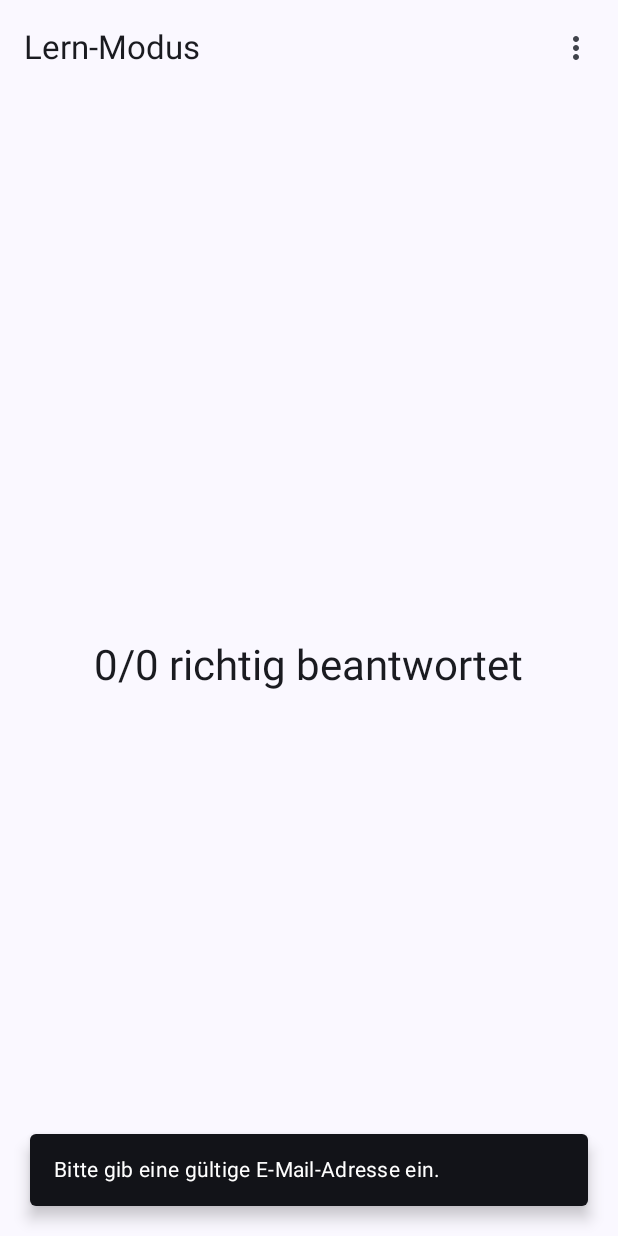
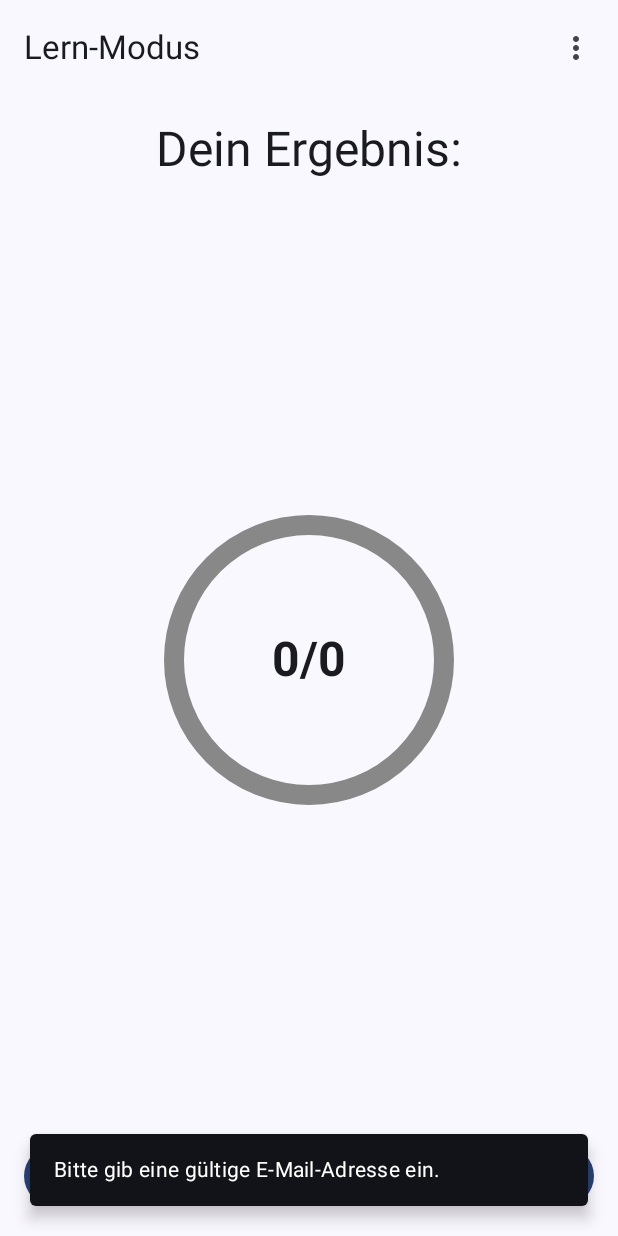
Before and after one commit to ann-russo/PhysioQuest, an Android app built with Jetpack Compose: the LernmodusScreen screen opened through its navigation route, on a phone screen of 412 x 824 dp. Run offline under Robolectric (Android 15) with nearby library versions, the phone set to English and light mode, and no system bars; our stand-ins replace Dagger/Hilt's generated code, Firebase (no records; nobody signed in at launch, a user with empty details on screens opened directly).

Commit message:
Lernmodus - adjusted functionality to enable selection of multiple answers, added a new results screen

```diff
--- a/app/src/main/java/com/example/physioquest/common/util/ModifierUtil.kt
+++ b/app/src/main/java/com/example/physioquest/common/util/ModifierUtil.kt
@@ -39,5 +39,5 @@ fun Modifier.card(): Modifier {
 }
 
 fun Modifier.antwortCard(): Modifier {
-    return this.padding(8.dp).width(150.dp).height(120.dp)
+    return this.padding(8.dp).width(150.dp).height(95.dp)
 }
--- /dev/null
+++ b/app/src/main/java/com/example/physioquest/screens/lernmodus/ResultsScreen.kt
@@ -0,0 +1,111 @@
+package com.example.physioquest.screens.lernmodus
+
+import androidx.compose.foundation.Canvas
+import androidx.compose.foundation.layout.Box
+import androidx.compose.foundation.layout.Column
+import androidx.compose.foundation.layout.Spacer
+import androidx.compose.foundation.layout.fillMaxSize
+import androidx.compose.foundation.layout.fillMaxWidth
+import androidx.compose.foundation.layout.padding
+import androidx.compose.foundation.layout.size
+import androidx.compose.foundation.layout.wrapContentWidth
+import androidx.compose.foundation.rememberScrollState
+import androidx.compose.foundation.verticalScroll
+import androidx.compose.material.icons.Icons
+import androidx.compose.material.icons.filled.Close
+import androidx.compose.material3.Button
+import androidx.compose.material3.ButtonDefaults
+import androidx.compose.material3.Icon
+import androidx.compose.material3.MaterialTheme
+import androidx.compose.material3.Text
+import androidx.compose.runtime.Composable
+import androidx.compose.ui.Alignment
+import androidx.compose.ui.Modifier
+import androidx.compose.ui.graphics.Color
+import androidx.compose.ui.graphics.drawscope.Stroke
+import androidx.compose.ui.res.stringResource
+import androidx.compose.ui.text.font.FontWeight
+import androidx.compose.ui.unit.dp
+import com.example.physioquest.HOME_SCREEN
+import com.example.physioquest.R.string as AppText
+
+@Composable
+fun ResultsScreen(correct: Int, total: Int, openScreen: (String) -> Unit) {
+    Column(
+        modifier = Modifier
+            .fillMaxSize()
+            .verticalScroll(rememberScrollState())
+            .padding(horizontal = 16.dp)
+    ) {
+        Text(
+            text = stringResource(AppText.results),
+            style = MaterialTheme.typography.headlineLarge,
+            modifier = Modifier
+                .wrapContentWidth()
+                .align(Alignment.CenterHorizontally)
+                .padding(vertical = 16.dp)
+        )
+        Box(
+            modifier = Modifier
+                .fillMaxWidth()
+                .weight(1f)
+                .padding(vertical = 16.dp),
+            contentAlignment = Alignment.Center
+        ) {
+            MedalBadge(correct, total)
+        }
+        Button(
+            onClick = { openScreen(HOME_SCREEN) },
+            modifier = Modifier
+                .align(Alignment.CenterHorizontally)
+                .fillMaxWidth()
+                .padding(vertical = 16.dp)
+        ) {
+            Icon(
+                Icons.Filled.Close,
+                contentDescription = stringResource(AppText.finish),
+                modifier = Modifier.size(ButtonDefaults.IconSize)
+            )
+            Spacer(Modifier.size(ButtonDefaults.IconSpacing))
+            Text(stringResource(AppText.finish).uppercase())
+        }
+    }
+}
+
+@Composable
+fun MedalBadge(correct: Int, total: Int) {
+    val progress = correct.toFloat() / total.toFloat()
+    val angle = progress * 360f
+
+    Box(
+        modifier = Modifier.size(200.dp),
+        contentAlignment = Alignment.Center
+    ) {
+        Canvas(modifier = Modifier.size(180.dp)) {
+            val radius = size.minDimension / 2
+            val strokeWidth = 20f
+
+            // Draw the background circle
+            drawCircle(
+                color = Color.Gray,
+                radius = radius,
+                style = Stroke(strokeWidth)
+            )
+
+            // Draw the progress arc
+            drawArc(
+                color = Color.Green,
+                startAngle = -90f,
+                sweepAngle = angle,
+                useCenter = false,
+                style = Stroke(strokeWidth)
+            )
+        }
+
+        Text(
+            text = "$correct/$total",
+            style = MaterialTheme.typography.headlineLarge,
+            fontWeight = FontWeight.Bold,
+        )
+    }
+}
--- a/app/src/main/res/values/strings.xml
+++ b/app/src/main/res/values/strings.xml
@@ -35,6 +35,9 @@
     <string name="lernmodus_subtitle">Spiele alleine und teste dein Wissen</string>
     <string name="lernmodus_action">Spielen</string>
     <string name="next_question">Zur nächsten Frage</string>
+    <string name="submit">Antwort(en) einreichen</string>
+    <string name="results">Dein Ergebnis:</string>
+    <string name="finish">Beenden</string>
 
     <!-- Duellmodus -->
     <string name="duellmodus_title">Duell-Modus</string>
```
Also changed, not shown: app/src/main/java/com/example/physioquest/common/composable/CardComposable.kt (+11 -14 lines), app/src/main/java/com/example/physioquest/screens/lernmodus/LernmodusScreen.kt (+129 -77 lines).
